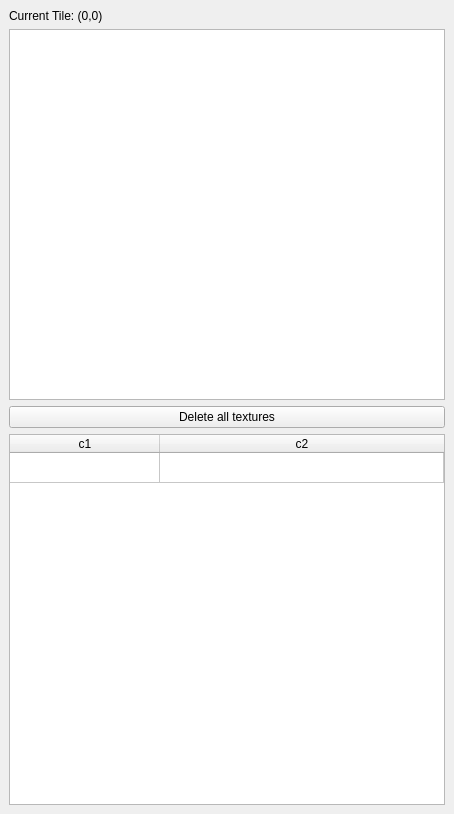
Before: the Qt Designer form src/editor/gui/sceneGraphWindow.ui in snizzo/lucrezia, drawn with Qt 5.
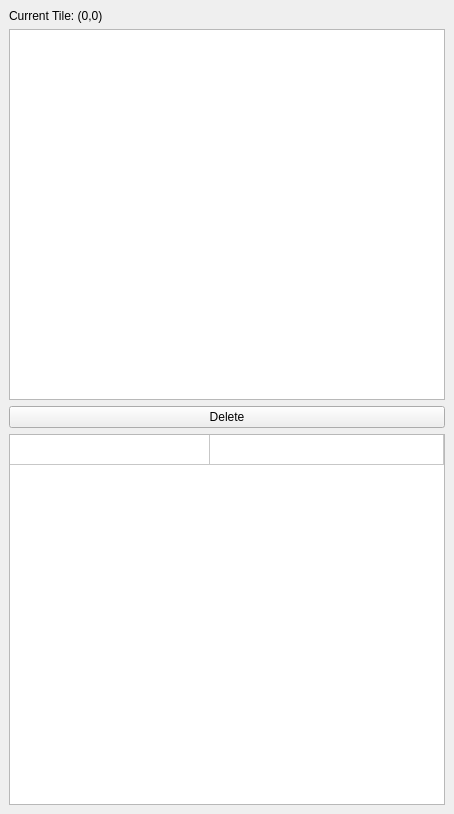
After: the same form once the commit is applied.

Patch:
```diff
--- a/src/editor/gui/sceneGraphWindow.ui
+++ b/src/editor/gui/sceneGraphWindow.ui
@@ -55,7 +55,7 @@
       <item>
        <widget class="QPushButton" name="deleteAllTexturesButton">
         <property name="text">
-         <string>Delete all textures</string>
+         <string>Delete</string>
         </property>
        </widget>
       </item>
@@ -77,14 +77,17 @@
         <enum>Qt::SolidLine</enum>
        </property>
        <attribute name="horizontalHeaderVisible">
-        <bool>true</bool>
+        <bool>false</bool>
        </attribute>
        <attribute name="horizontalHeaderDefaultSectionSize">
-        <number>150</number>
+        <number>200</number>
        </attribute>
        <attribute name="horizontalHeaderHighlightSections">
         <bool>true</bool>
        </attribute>
+       <attribute name="horizontalHeaderMinimumSectionSize">
+        <number>150</number>
+       </attribute>
        <attribute name="horizontalHeaderStretchLastSection">
         <bool>true</bool>
        </attribute>
```
Left out of the diff: 5 changed lines with no effect on the pictures.
